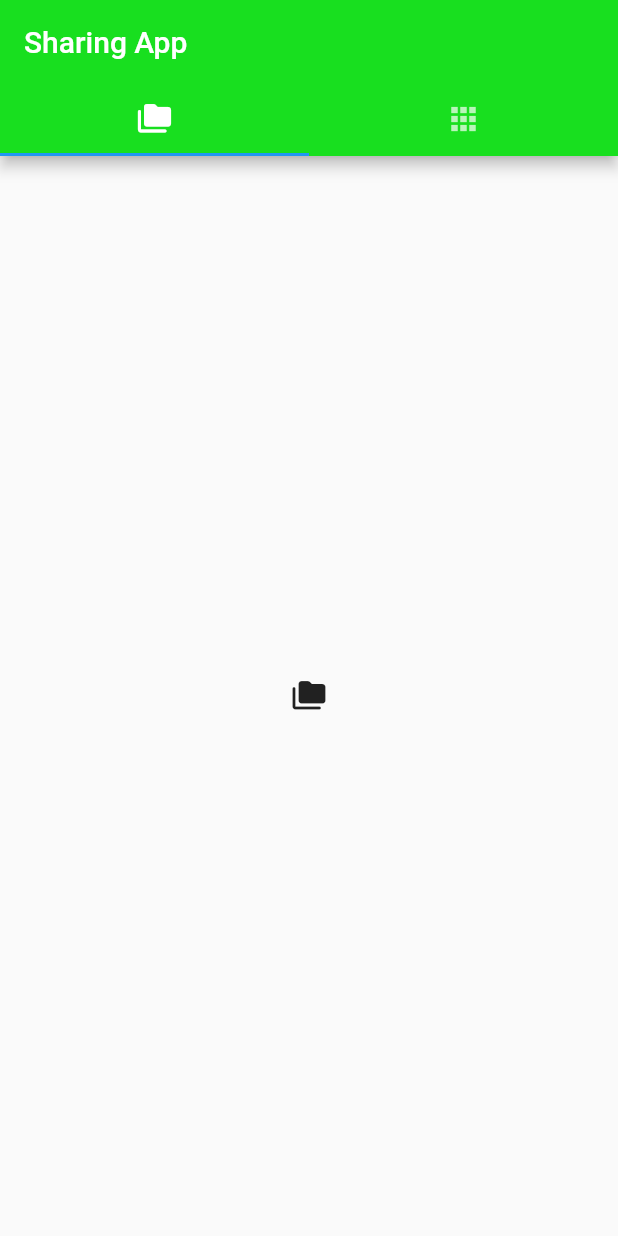
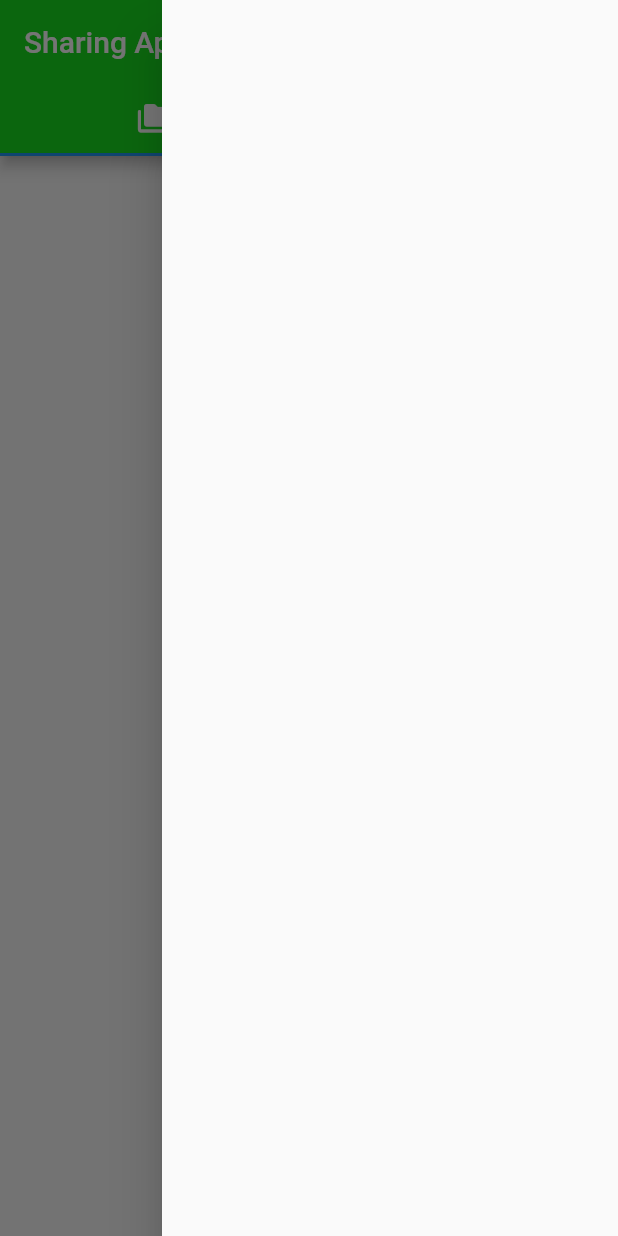
Before and after one commit to ruiyotabby/sharing_app, a Flutter app: the screen it shows after launch, with the side drawer open (before the commit the screen has no drawer), on a phone screen of 412 x 824 dp. Run offline on Flutter 3.47's test engine with Material 2 defaults, Android fonts, the phone set to English and light mode, and no system bars.

Commit message:
commit
Signed-off-by: Ruiyot Abby <ruiyotabby@gmail.com>

```diff
--- a/lib/main.dart
+++ b/lib/main.dart
@@ -13,6 +13,7 @@ class MyApp extends StatelessWidget {
         home: DefaultTabController(
       length: 2,
       child: Scaffold(
+        endDrawer: Drawer(),
         appBar: AppBar(
           backgroundColor: Color.fromARGB(255, 24, 223, 31),
           bottom: const TabBar(
```
